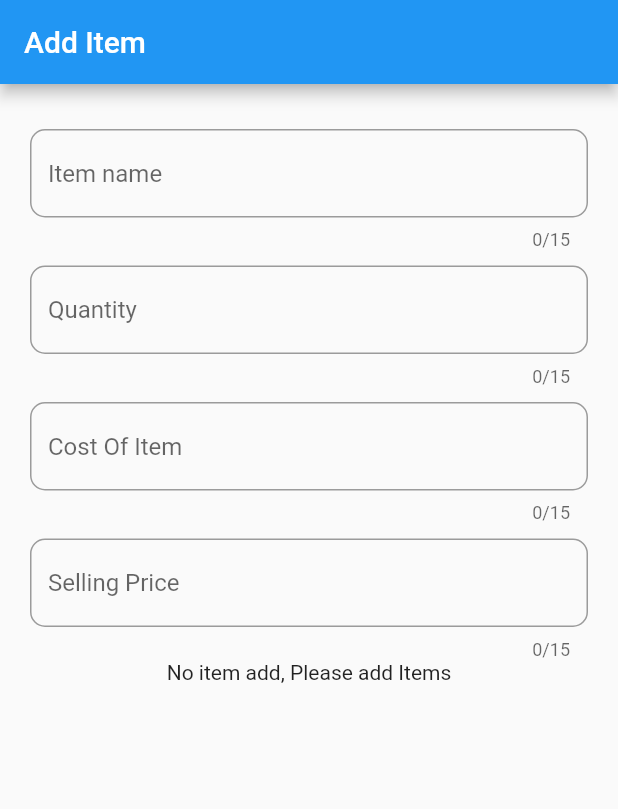
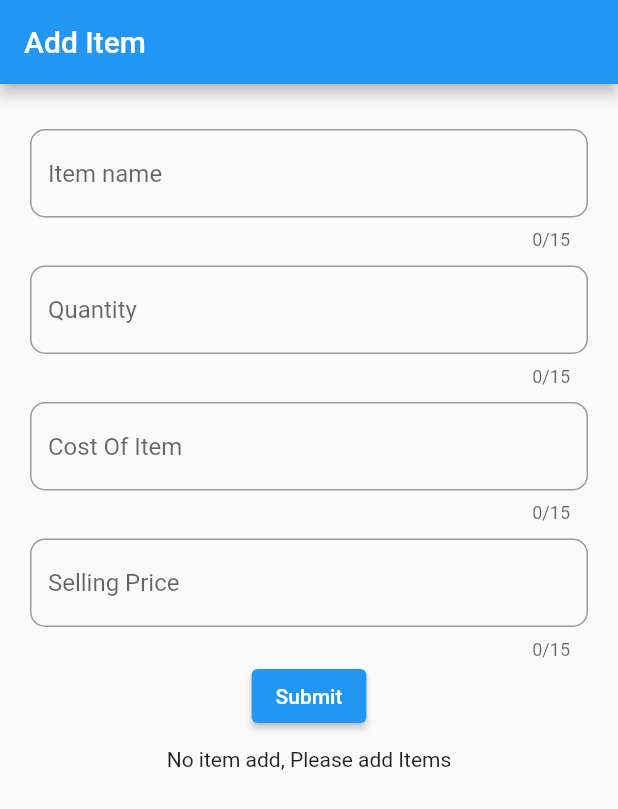
Before and after one commit to kidde60/sales_management_app, a Flutter app: the screen it shows after launch, on a phone screen of 412 x 824 dp. Shown: the top 809 px of the screen. Run offline on Flutter 3.47's test engine with Material 2 defaults, Android fonts, the light colour scheme and no system bars.

Commit message:
Add submit button

```diff
--- a/lib/screens/item_screen.dart
+++ b/lib/screens/item_screen.dart
@@ -65,6 +65,10 @@ class _ItemScreenState extends State<ItemScreen> {
               maxLength: 15,
               keyboardType: TextInputType.number,
             ),
+            ElevatedButton(onPressed: () {}, child: const Text('Submit')),
+            const SizedBox(
+              height: 10,
+            ),
             items.isEmpty
                 ? const Text('No item add, Please add Items')
                 : ListView.builder(
```
